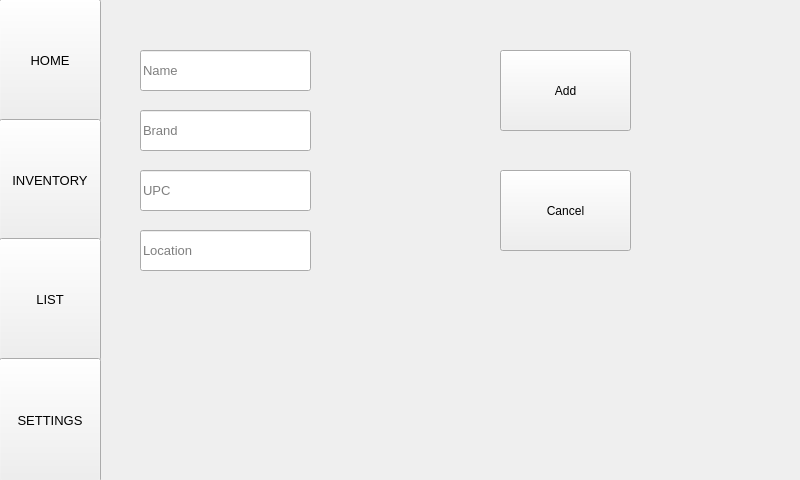
This is mainwindow.ui in jspinn/Foodventory as Qt 5 draws it before an edit. The edited form follows.
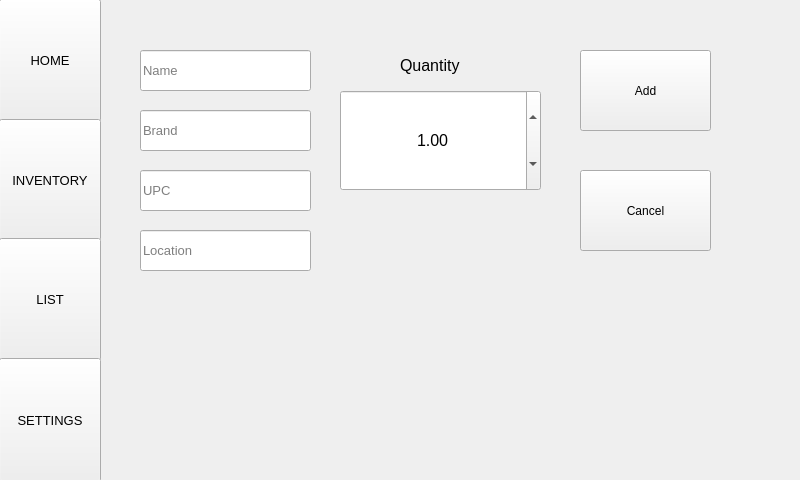
This is the edited form. The open tabs and pages were chosen to show the change.

Diff of the .ui file:
```diff
--- a/mainwindow.ui
+++ b/mainwindow.ui
@@ -28,7 +28,7 @@
       <x>100</x>
       <y>0</y>
       <width>701</width>
-      <height>481</height>
+      <height>480</height>
      </rect>
     </property>
     <property name="currentIndex">
@@ -362,7 +362,7 @@
      <widget class="QPushButton" name="manualAddButton">
       <property name="geometry">
        <rect>
-        <x>400</x>
+        <x>480</x>
         <y>50</y>
         <width>131</width>
         <height>81</height>
@@ -375,7 +375,7 @@
      <widget class="QPushButton" name="manualCancelButton">
       <property name="geometry">
        <rect>
-        <x>400</x>
+        <x>480</x>
         <y>170</y>
         <width>131</width>
         <height>81</height>
@@ -385,6 +385,57 @@
        <string>Cancel</string>
       </property>
      </widget>
+     <widget class="QDoubleSpinBox" name="quantitySpinBox">
+      <property name="geometry">
+       <rect>
+        <x>240</x>
+        <y>90</y>
+        <width>201</width>
+        <height>101</height>
+       </rect>
+      </property>
+      <property name="font">
+       <font>
+        <pointsize>12</pointsize>
+       </font>
+      </property>
+      <property name="cursor">
+       <cursorShape>ArrowCursor</cursorShape>
+      </property>
+      <property name="alignment">
+       <set>Qt::AlignCenter</set>
+      </property>
+      <property name="buttonSymbols">
+       <enum>QAbstractSpinBox::UpDownArrows</enum>
+      </property>
+      <property name="singleStep">
+       <double>0.250000000000000</double>
+      </property>
+      <property name="stepType">
+       <enum>QAbstractSpinBox::DefaultStepType</enum>
+      </property>
+      <property name="value">
+       <double>1.000000000000000</double>
+      </property>
+     </widget>
+     <widget class="QLabel" name="label">
+      <property name="geometry">
+       <rect>
+        <x>300</x>
+        <y>50</y>
+        <width>81</width>
+        <height>31</height>
+       </rect>
+      </property>
+      <property name="font">
+       <font>
+        <pointsize>12</pointsize>
+       </font>
+      </property>
+      <property name="text">
+       <string>Quantity</string>
+      </property>
+     </widget>
     </widget>
    </widget>
    <widget class="QPushButton" name="homeButton">
```
Left out of the diff: 17 changed lines with no effect on the pictures.
